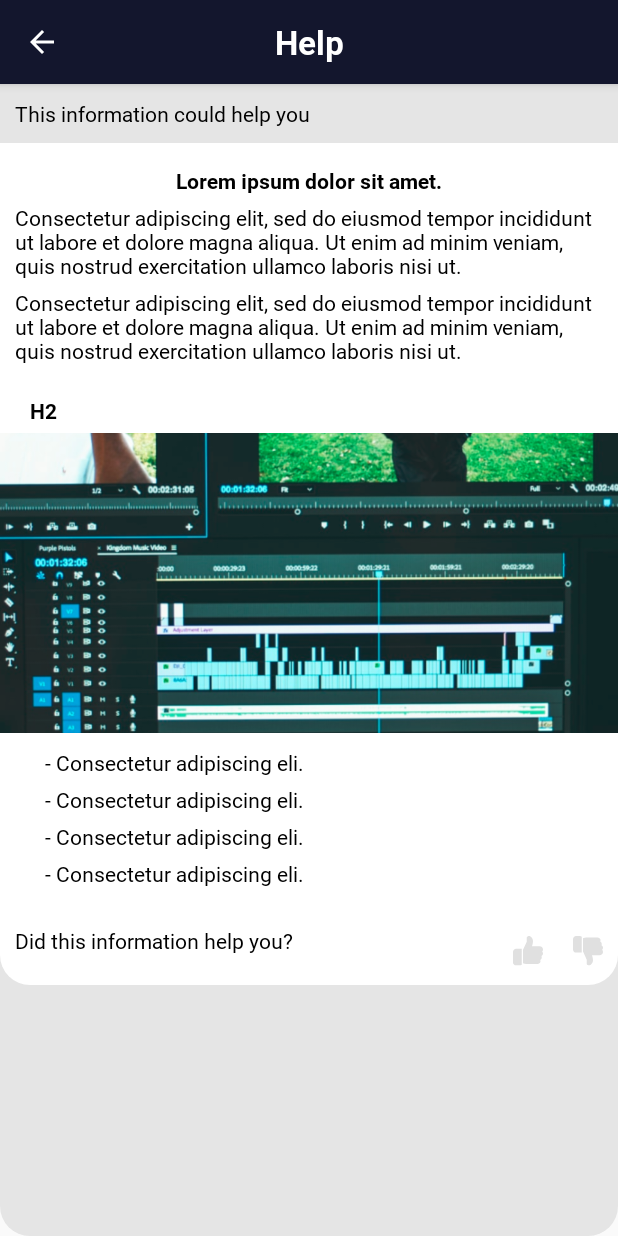
After one commit to siddhantdrk/Indiabana-App-Development, an Android app: the layout fragment_help_center_content.xml on its own in the app's theme, with its tools: preview values and no code run, on a phone screen of 412 x 824 dp. The commit adds this screen. Run offline under Robolectric (Android 15) with nearby library versions, the phone set to English and light mode, and no system bars.

```diff
--- a/IndiabanaApp/app/src/main/res/drawable/ic_like.xml
+++ b/IndiabanaApp/app/src/main/res/drawable/ic_like.xml
@@ -1,18 +1,16 @@
 <vector xmlns:android="http://schemas.android.com/apk/res/android"
-    android:width="28dp"
-    android:height="24dp"
-    android:viewportWidth="28"
-    android:viewportHeight="24">
+    android:width="20dp"
+    android:height="21dp"
+    android:viewportWidth="20"
+    android:viewportHeight="21">
+  <group>
+    <clip-path
+        android:pathData="M0,0.9698h20v20h-20z"/>
     <path
-        android:pathData="M0.8267,12a13.12,12 0,1 0,26.24 0a13.12,12 0,1 0,-26.24 0z"
-        android:fillColor="#ffffff" />
-    <group>
-        <clip-path android:pathData="M3.0133,3h21.8667v20h-21.8667z" />
-        <path
-            android:fillColor="#F7931E"
-            android:pathData="M11,5.5C12.6,5.9 13.6667,7.6667 14,8.5L15,6.5L17.5,5H20.5C21.3334,5.5 23.2,6.9 24,8.5C24.8,10.1 23.6667,12.5 23,13.5L14,21.5L6.5,15.5C5.6667,14.3333 4,11.8 4,11C4,10 3.5,7.5 5.5,6C7.5,4.5 9,5 11,5.5Z" />
-        <path
-            android:fillColor="#F7931E"
-            android:pathData="M23.2846,5.9012C22.2061,4.7819 20.7099,4.1655 19.0717,4.1655C16.7676,4.1655 15.3089,5.4241 14.491,6.48C14.2788,6.754 14.0982,7.0287 13.9467,7.2872C13.7951,7.0287 13.6146,6.754 13.4024,6.48C12.5844,5.4241 11.1257,4.1655 8.8217,4.1655C7.1835,4.1655 5.6873,4.782 4.6087,5.9013C3.58,6.969 3.0133,8.399 3.0133,9.9278C3.0133,11.592 3.7237,13.1399 5.2489,14.7989C6.612,16.2817 8.5731,17.8102 10.8439,19.5801C11.6901,20.2396 12.5651,20.9216 13.4967,21.6671L13.5247,21.6896C13.6455,21.7863 13.7961,21.8346 13.9467,21.8346C14.0973,21.8346 14.2478,21.7862 14.3686,21.6896L14.3966,21.6671C15.3282,20.9216 16.2033,20.2396 17.0496,19.58C19.3203,17.8102 21.2813,16.2818 22.6444,14.7989C24.1696,13.1398 24.88,11.592 24.88,9.9278C24.88,8.399 24.3134,6.969 23.2846,5.9012ZM16.2185,18.6881C15.489,19.2566 14.7383,19.8417 13.9467,20.4712C13.1551,19.8418 12.4043,19.2567 11.6748,18.688C7.2306,15.2242 4.2946,12.9359 4.2946,9.9278C4.2946,8.6845 4.7475,7.5296 5.5699,6.6761C6.4018,5.8128 7.5566,5.3374 8.8217,5.3374C10.5782,5.3374 11.7137,6.3272 12.3569,7.1575C12.9338,7.9022 13.2349,8.6529 13.3376,8.941C13.4235,9.1823 13.6693,9.3455 13.9467,9.3455C14.224,9.3455 14.4699,9.1823 14.5558,8.941C14.6584,8.6529 14.9595,7.9022 15.5364,7.1574C16.1796,6.3272 17.3151,5.3374 19.0717,5.3374C20.3367,5.3374 21.4915,5.8128 22.3234,6.6761C23.1458,7.5296 23.5988,8.6845 23.5988,9.9278C23.5988,12.9359 20.6628,15.2242 16.2185,18.6881Z" />
-    </group>
+        android:pathData="M2.0833,9.7198C0.935,9.7198 0,10.6548 0,11.8032V18.4698C0,19.6182 0.935,20.5532 2.0833,20.5532H4.5833C5.0525,20.5532 5.4841,20.3948 5.8333,20.1315V9.7198H2.0833Z"
+        android:fillColor="#E0E0E0"/>
+    <path
+        android:pathData="M19.9993,12.8449C19.9993,12.3441 19.801,11.8774 19.4568,11.5332C19.846,11.1074 20.0443,10.5366 19.9902,9.9424C19.8927,8.8832 18.9385,8.0532 17.8168,8.0532H12.6693C12.9243,7.2791 13.3327,5.8599 13.3327,4.7199C13.3327,2.9124 11.7968,1.3866 10.8327,1.3866C9.9668,1.3866 9.3485,1.8741 9.3218,1.8941C9.2235,1.9733 9.166,2.0933 9.166,2.2199V5.0457L6.766,10.2449L6.666,10.2957V19.2274C7.3443,19.5474 8.2027,19.7199 8.7493,19.7199H16.3985C17.306,19.7199 18.1002,19.1082 18.2868,18.2641C18.3827,17.8299 18.3268,17.3924 18.136,17.0124C18.7518,16.7024 19.166,16.0682 19.166,15.3449C19.166,15.0499 19.0985,14.7674 18.9702,14.5116C19.586,14.2016 19.9993,13.5674 19.9993,12.8449Z"
+        android:fillColor="#E0E0E0"/>
+  </group>
 </vector>
--- /dev/null
+++ b/IndiabanaApp/app/src/main/res/drawable/ic_unlike.xml
@@ -0,0 +1,16 @@
+<vector xmlns:android="http://schemas.android.com/apk/res/android"
+    android:width="20dp"
+    android:height="21dp"
+    android:viewportWidth="20"
+    android:viewportHeight="21">
+  <group>
+    <clip-path
+        android:pathData="M0,20.9698l20,-0l0,-20l-20,-0z"/>
+    <path
+        android:pathData="M2.0833,12.2198C0.935,12.2198 0,11.2848 0,10.1365V3.4699C0,2.3215 0.935,1.3865 2.0833,1.3865H4.5833C5.0525,1.3865 5.4841,1.5448 5.8333,1.8082V12.2198H2.0833Z"
+        android:fillColor="#E0E0E0"/>
+    <path
+        android:pathData="M19.9993,9.0948C19.9993,9.5956 19.801,10.0623 19.4568,10.4065C19.846,10.8323 20.0443,11.4031 19.9902,11.9973C19.8927,13.0565 18.9385,13.8865 17.8168,13.8865H12.6693C12.9243,14.6606 13.3327,16.0798 13.3327,17.2198C13.3327,19.0273 11.7968,20.5531 10.8327,20.5531C9.9668,20.5531 9.3485,20.0656 9.3218,20.0456C9.2235,19.9664 9.166,19.8464 9.166,19.7198V16.894L6.766,11.6948L6.666,11.644V2.7123C7.3443,2.3923 8.2027,2.2198 8.7493,2.2198H16.3985C17.306,2.2198 18.1002,2.8315 18.2868,3.6756C18.3827,4.1098 18.3268,4.5473 18.136,4.9273C18.7518,5.2373 19.166,5.8715 19.166,6.5948C19.166,6.8898 19.0985,7.1723 18.9702,7.4281C19.586,7.7381 19.9993,8.3723 19.9993,9.0948Z"
+        android:fillColor="#E0E0E0"/>
+  </group>
+</vector>
--- /dev/null
+++ b/IndiabanaApp/app/src/main/res/layout/fragment_help_center_content.xml
@@ -0,0 +1,224 @@
+<?xml version="1.0" encoding="utf-8"?>
+<androidx.constraintlayout.widget.ConstraintLayout xmlns:android="http://schemas.android.com/apk/res/android"
+    xmlns:app="http://schemas.android.com/apk/res-auto"
+    xmlns:tools="http://schemas.android.com/tools"
+    android:layout_width="match_parent"
+    android:layout_height="match_parent"
+    android:backgroundTint="@color/activity_bg_color"
+    tools:context=".Activities.AddProduct.AddProductActivity">
+
+    <ScrollView
+        android:layout_width="match_parent"
+        android:layout_height="match_parent"
+        android:layout_marginTop="?actionBarSize"
+        android:background="@drawable/gray_bg_round_corner"
+        android:orientation="vertical"
+        app:layout_constraintBottom_toBottomOf="parent"
+        app:layout_constraintEnd_toEndOf="parent"
+        app:layout_constraintLeft_toLeftOf="parent"
+        app:layout_constraintRight_toRightOf="parent"
+        app:layout_constraintStart_toStartOf="parent"
+        app:layout_constraintTop_toBottomOf="@+id/activity_to_post_toolbar"
+        app:layout_constraintTop_toTopOf="parent"
+        app:layout_constraintVertical_bias="0">
+
+        <RelativeLayout
+            android:layout_width="match_parent"
+            android:layout_height="wrap_content"
+            android:orientation="vertical">
+
+            <RelativeLayout
+                android:layout_width="match_parent"
+                android:layout_height="wrap_content"
+                android:layout_below="@+id/txt_this_info_help_you"
+                android:background="@drawable/white_bg_bottom_roundcorner">
+
+                <ImageView
+                    android:id="@+id/img_help"
+                    android:layout_width="match_parent"
+                    android:layout_height="200dp"
+                    android:layout_below="@+id/text_h2"
+                    android:scaleType="centerCrop"
+                    android:src="@drawable/img_help" />
+
+                <ImageView
+                    android:id="@+id/iv_like"
+                    android:layout_width="wrap_content"
+                    android:layout_height="wrap_content"
+                    android:layout_below="@+id/text_4"
+                    android:layout_marginTop="15dp"
+                    android:layout_toStartOf="@id/iv_unlike_"
+                    android:padding="10dp"
+                    android:src="@drawable/ic_like" />
+
+                <ImageView
+                    android:id="@+id/iv_unlike_"
+                    android:layout_width="wrap_content"
+                    android:layout_height="wrap_content"
+                    android:layout_below="@+id/text_4"
+                    android:layout_alignParentEnd="true"
+                    android:layout_marginTop="15dp"
+                    android:padding="10dp"
+                    android:src="@drawable/ic_unlike" />
+
+                <TextView
+                    android:id="@+id/text_1"
+                    android:layout_width="wrap_content"
+                    android:layout_height="wrap_content"
+                    android:layout_below="@+id/img_help"
+                    android:layout_marginStart="30dp"
+                    android:layout_marginTop="10dp"
+                    android:layout_marginBottom="5dp"
+                    android:fontFamily="@font/roboto"
+                    android:text="- Consectetur adipiscing eli."
+                    android:textColor="@color/black" />
+
+                <TextView
+                    android:id="@+id/text_2"
+                    android:layout_width="wrap_content"
+                    android:layout_height="wrap_content"
+                    android:layout_below="@+id/text_1"
+                    android:layout_marginStart="30dp"
+                    android:layout_marginBottom="5dp"
+                    android:fontFamily="@font/roboto"
+                    android:text="- Consectetur adipiscing eli."
+                    android:textColor="@color/black" />
+
+                <TextView
+                    android:id="@+id/text_3"
+                    android:layout_width="wrap_content"
+                    android:layout_height="wrap_content"
+                    android:layout_below="@+id/text_2"
+                    android:layout_marginStart="30dp"
+                    android:layout_marginBottom="5dp"
+                    android:fontFamily="@font/roboto"
+                    android:text="- Consectetur adipiscing eli."
+                    android:textColor="@color/black" />
+
+                <TextView
+                    android:id="@+id/text_4"
+                    android:layout_width="wrap_content"
+                    android:layout_height="wrap_content"
+                    android:layout_below="@+id/text_3"
+                    android:layout_marginStart="30dp"
+                    android:layout_marginBottom="5dp"
+                    android:fontFamily="@font/roboto"
+                    android:text="- Consectetur adipiscing eli."
+                    android:textColor="@color/black" />
+
+                <TextView
+                    android:id="@+id/txt_this_information_help"
+                    android:layout_width="wrap_content"
+                    android:layout_height="wrap_content"
+                    android:layout_below="@+id/text_4"
+                    android:layout_marginStart="10dp"
+                    android:layout_marginTop="20dp"
+                    android:layout_marginBottom="20dp"
+                    android:fontFamily="@font/roboto"
+                    android:text="@string/did_this_information_help_you"
+                    android:textColor="@color/black" />
+
+                <TextView
+                    android:id="@+id/help_text_1"
+                    android:layout_width="wrap_content"
+                    android:layout_height="wrap_content"
+                    android:layout_below="@+id/help_title"
+                    android:layout_centerHorizontal="true"
+                    android:layout_marginStart="10dp"
+                    android:layout_marginEnd="10dp"
+                    android:layout_marginBottom="5dp"
+                    android:fontFamily="@font/roboto"
+                    android:text="Consectetur adipiscing elit, sed do eiusmod tempor incididunt ut labore et dolore magna aliqua. Ut enim ad minim veniam, quis nostrud exercitation ullamco laboris nisi ut."
+                    android:textColor="@color/black" />
+
+                <TextView
+                    android:id="@+id/help_text2"
+                    android:layout_width="wrap_content"
+                    android:layout_height="wrap_content"
+                    android:layout_below="@+id/help_text_1"
+                    android:layout_centerHorizontal="true"
+                    android:layout_marginStart="10dp"
+                    android:layout_marginEnd="10dp"
+                    android:layout_marginBottom="5dp"
+                    android:fontFamily="@font/roboto"
+                    android:text="Consectetur adipiscing elit, sed do eiusmod tempor incididunt ut labore et dolore magna aliqua. Ut enim ad minim veniam, quis nostrud exercitation ullamco laboris nisi ut."
+                    android:textColor="@color/black" />
+
+                <TextView
+                    android:id="@+id/text_h2"
+                    android:layout_width="wrap_content"
+                    android:layout_height="wrap_content"
+                    android:layout_below="@+id/help_text2"
+                    android:layout_marginStart="20dp"
+                    android:layout_marginTop="15dp"
+                    android:layout_marginBottom="5dp"
+                    android:fontFamily="@font/roboto_bold"
+                    android:text="H2"
+                    android:textColor="@color/black" />
+
+                <TextView
+                    android:id="@+id/help_title"
+                    android:layout_width="wrap_content"
+                    android:layout_height="wrap_content"
+                    android:layout_centerHorizontal="true"
+                    android:layout_marginTop="15dp"
+                    android:layout_marginBottom="5dp"
+                    android:fontFamily="@font/roboto_bold"
+                    android:text="Lorem ipsum dolor sit amet."
+                    android:textColor="@color/black" />
+
+            </RelativeLayout>
+
+
+            <TextView
+                android:id="@+id/txt_this_info_help_you"
+                android:layout_width="match_parent"
+                android:layout_height="wrap_content"
+                android:background="@color/activity_bg_color"
+                android:fontFamily="@font/roboto"
+                android:padding="10dp"
+                android:text="@string/this_information_could_help_you"
+                android:textColor="@color/black" />
+
+
+        </RelativeLayout>
+    </ScrollView>
+
+    <androidx.appcompat.widget.Toolbar
+        android:id="@+id/activity_to_post_toolbar"
+        android:layout_width="match_parent"
+        android:layout_height="?actionBarSize"
+        android:background="@color/dark_azyl"
+        android:elevation="4dp"
+        app:layout_constraintEnd_toEndOf="parent"
+        app:layout_constraintStart_toStartOf="parent"
+        app:layout_constraintTop_toTopOf="parent">
+
+        <ImageView
+            android:id="@+id/to_post_activity_back_arrow"
+            android:layout_width="wrap_content"
+            android:layout_height="wrap_content"
+            android:src="@drawable/mdi_arrow_back" />
+
+        <ImageView
+            android:id="@+id/icon"
+            android:layout_width="wrap_content"
+            android:layout_height="wrap_content"
+            android:visibility="gone"
+            android:layout_gravity="end"
+            android:layout_marginEnd="12dp"
+            android:src="@drawable/menu" />
+
+        <TextView
+            android:layout_width="wrap_content"
+            android:layout_height="wrap_content"
+            android:layout_gravity="center_horizontal"
+            android:fontFamily="@font/roboto_bold"
+            android:gravity="center"
+            android:text="@string/help"
+            android:textColor="@color/white"
+            android:textSize="22sp" />
+
+    </androidx.appcompat.widget.Toolbar>
+
+</androidx.constraintlayout.widget.ConstraintLayout>
--- a/IndiabanaApp/app/src/main/res/values/strings.xml
+++ b/IndiabanaApp/app/src/main/res/values/strings.xml
@@ -502,4 +502,12 @@
     <string name="tipping">Dar propina</string>
     <string name="cancel">Cancel</string>
 
+    <!--
+    Help content fragemnt
+    -->
+    <string name="this_information_could_help_you">This information could help you</string>
+    <string name="did_this_information_help_you">Did this information help you?</string>
+    <!--
+Help content fragemnt
+-->
 </resources>
```
Also changed, not shown: IndiabanaApp/app/src/main/java/com/indiabana/Activities/MainActivity.java (+11 -1 lines), IndiabanaApp/app/src/main/java/com/indiabana/Fragments/HelpCenterContentFragment.java (added, +78 -0 lines), IndiabanaApp/app/src/main/java/com/indiabana/Fragments/VisorDialogFragment.java (added, +65 -0 lines), IndiabanaApp/app/src/main/res/drawable/ic_close_btn.xml (added, +12 -0 lines), IndiabanaApp/app/src/main/res/drawable/ic_img_help.xml (added, +8 -0 lines), IndiabanaApp/app/src/main/res/layout/visor_dialog_layout.xml (added, +74 -0 lines), IndiabanaApp/app/src/main/res/drawable/img_help.png (added), 1 other file.
